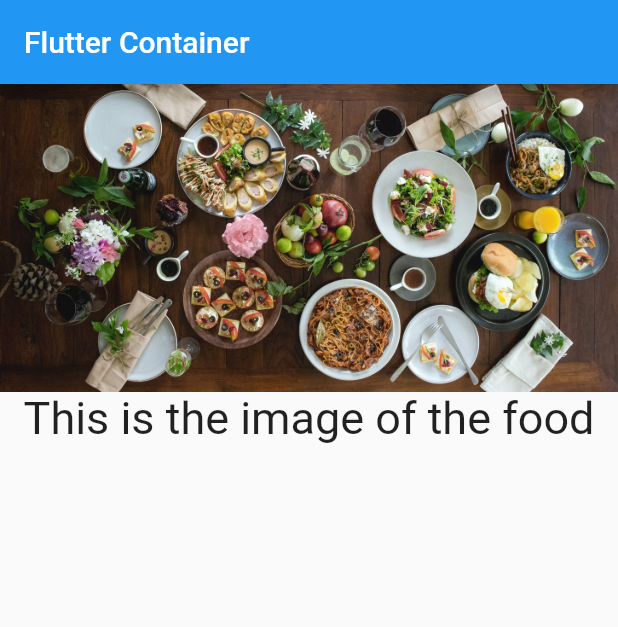
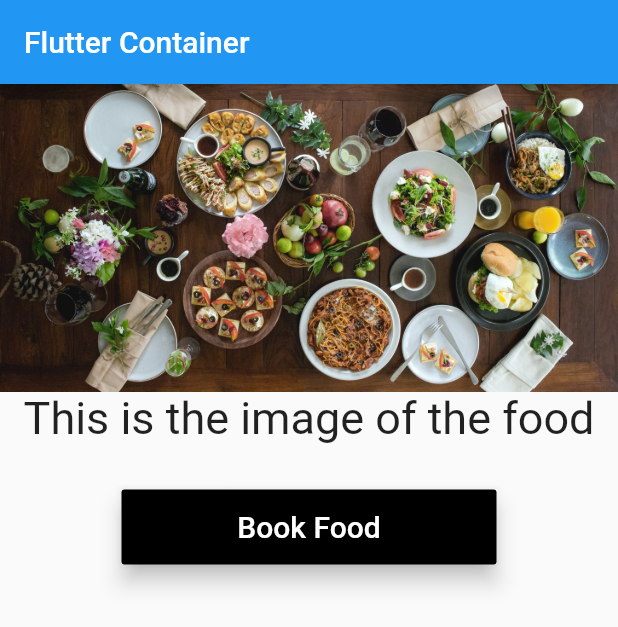
Before and after one commit to ajitkbaral/First-Flutter-App, a Flutter app: the screen it shows after launch, on a phone screen of 412 x 824 dp. Shown: the top 627 px of the screen. Run offline on Flutter 3.47's test engine with Material 2 defaults, Android fonts, the phone set to English and light mode, and no system bars.

Commit message:
Raised button will trigger the alert dialog when pressed

```diff
--- a/lib/app_screens/home.dart
+++ b/lib/app_screens/home.dart
@@ -13,7 +13,8 @@ class Home extends StatelessWidget {
           Text(
             "This is the image of the food",
             style: TextStyle(fontSize: 30.0),
-          )
+          ),
+          FoodBookButton()
         ],
       )
 
@@ -31,5 +32,41 @@ class FoodImageAsset extends StatelessWidget {
       child: image,
     );
   }
+}
+
+class FoodBookButton extends StatelessWidget {
+  @override
+  Widget build(BuildContext context) {
+    return Container(
+      width: 250.0,
+      height: 50.0,
+      margin: EdgeInsets.all(30.0),
+      child: RaisedButton(
+        color: Colors.black,
+        child: Text(
+          "Book Food",
+          style: TextStyle(
+            color: Colors.white,
+            fontSize: 20.0
+          ),
+        ),
+        elevation: 6.0,
+        onPressed: () => bookFood(context),
+      ),
+    );
+  }
+
+  void bookFood(BuildContext context) {
+    var alertDialog = AlertDialog(
+      title: Text("Book a food"),
+      content: Text("Have a happy meal"),
+      );
+
+    showDialog(
+      context: context,
+      builder: (BuildContext context) => alertDialog
+    );
+
+  }
 
 }
```
